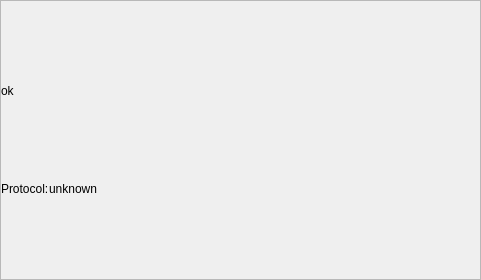
The window that src/ATE_spyder/ate_spyder_lab_control/labml_adjutancy/gui/instruments/regs/registermaster.ui (Semi-ATE/Semi-ATE) describes before a commit, drawn with Qt 5.
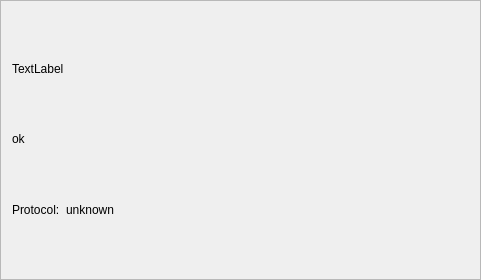
The same window after the commit.

Commit message: improve gui from registermaster

Diff of the .ui file:
```diff
--- a/src/ATE_spyder/ate_spyder_lab_control/labml_adjutancy/gui/instruments/regs/registermaster.ui
+++ b/src/ATE_spyder/ate_spyder_lab_control/labml_adjutancy/gui/instruments/regs/registermaster.ui
@@ -23,21 +23,19 @@
    <enum>QFrame::Raised</enum>
   </property>
   <layout class="QVBoxLayout" name="verticalLayout">
-   <property name="spacing">
-    <number>0</number>
-   </property>
-   <property name="leftMargin">
-    <number>0</number>
-   </property>
-   <property name="topMargin">
-    <number>0</number>
-   </property>
-   <property name="rightMargin">
-    <number>0</number>
-   </property>
-   <property name="bottomMargin">
-    <number>0</number>
-   </property>
+   <item>
+    <widget class="QLabel" name="Lfilename">
+     <property name="sizePolicy">
+      <sizepolicy hsizetype="Preferred" vsizetype="Maximum">
+       <horstretch>0</horstretch>
+       <verstretch>0</verstretch>
+      </sizepolicy>
+     </property>
+     <property name="text">
+      <string>TextLabel</string>
+     </property>
+    </widget>
+   </item>
    <item>
     <widget class="QLabel" name="Lstatus">
      <property name="sizePolicy">
```
The commit also changes 1 other file.
